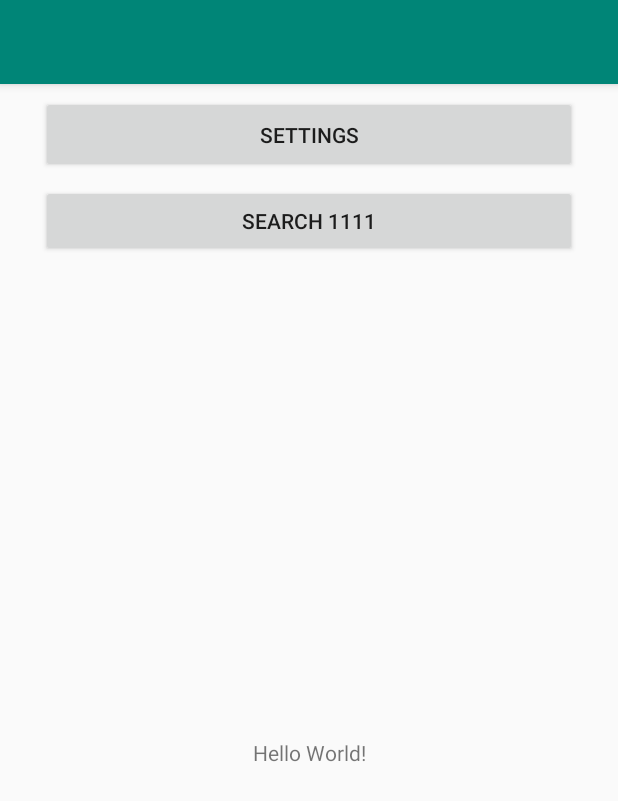
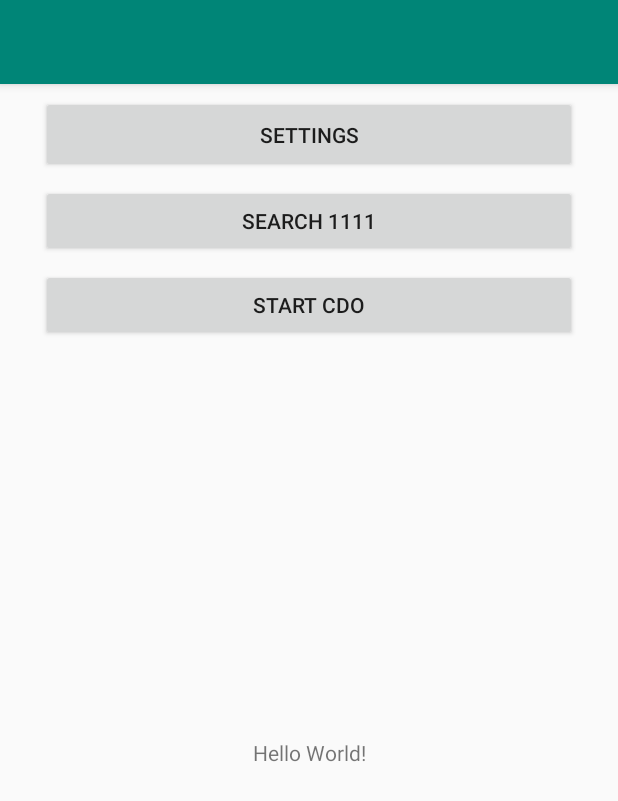
Before and after one commit to Calldorado-com/mavericks, an Android app: the screen it shows after launch (MainActivity), on a phone screen of 412 x 824 dp. Shown: the top 801 px of the screen. Run offline under Robolectric (Android 15) with nearby library versions, the phone set to English and light mode, and no system bars; libraries missing offline, so code that uses them is left out: com.calldorado, com.calldorado.manual_search.

```diff
--- a/app/src/main/java/com/mavericks/testproject/MainActivity.java
+++ b/app/src/main/java/com/mavericks/testproject/MainActivity.java
@@ -10,22 +10,13 @@ import com.calldorado.manual_search.CDOPhoneNumber;
 
 public class MainActivity extends AppCompatActivity {
 
+    private Bundle savedInstanceState;
+
     @Override
     protected void onCreate(Bundle savedInstanceState) {
         super.onCreate(savedInstanceState);
+        this.savedInstanceState = savedInstanceState;
         setContentView(R.layout.activity_main);
-
-        Calldorado.startCalldorado(this, null, savedInstanceState, new Calldorado.CalldoradoFullCallback() {
-            @Override
-            public void onInitDone(boolean b, String[] strings, int[] ints) {
-                Toast.makeText(MainActivity.this, "Calldorado ready!", Toast.LENGTH_SHORT).show();
-            }
-        });
-        Calldorado.setCalldoradoAftercallColors(this,
-                getResources().getColor(R.color.white),
-                getResources().getColor(R.color.light_grey),
-                getResources().getColor(R.color.black)
-        );
     }
 
     public void onSettings(View view) {
@@ -35,4 +26,19 @@ public class MainActivity extends AppCompatActivity {
     public void onSearch(View view) {
         Calldorado.search(this, new CDOPhoneNumber("1111"));
     }
+
+    public void onStart(View view) {
+        Calldorado.startCalldorado(this, null, savedInstanceState, new Calldorado.CalldoradoFullCallback() {
+            @Override
+            public void onInitDone(boolean b, String[] strings, int[] ints) {
+                Toast.makeText(MainActivity.this, "Calldorado ready!", Toast.LENGTH_SHORT).show();
+            }
+        });
+        Calldorado.setCustomSettingsFeatures(this, true, true, false, false, true, true, false, false, true, true, false);
+        Calldorado.setCalldoradoAftercallColors(this,
+                getResources().getColor(R.color.white),
+                getResources().getColor(R.color.light_grey),
+                getResources().getColor(R.color.black)
+        );
+    }
 }
--- a/app/src/main/res/layout/activity_main.xml
+++ b/app/src/main/res/layout/activity_main.xml
@@ -46,4 +46,19 @@
         app:layout_constraintStart_toStartOf="parent"
         app:layout_constraintTop_toBottomOf="@+id/act_settings" />
 
+    <Button
+        android:id="@+id/act_start_btn"
+        android:layout_width="357dp"
+        android:layout_height="48dp"
+        android:layout_marginStart="8dp"
+        android:onClick="onStart"
+        android:layout_marginLeft="8dp"
+        android:layout_marginTop="8dp"
+        android:layout_marginEnd="8dp"
+        android:layout_marginRight="8dp"
+        android:text="Start CDO"
+        app:layout_constraintEnd_toEndOf="parent"
+        app:layout_constraintStart_toStartOf="parent"
+        app:layout_constraintTop_toBottomOf="@+id/act_search_btn" />
+
 </android.support.constraint.ConstraintLayout>
```
Also changed, not shown: app/build.gradle (+7 -5 lines).
